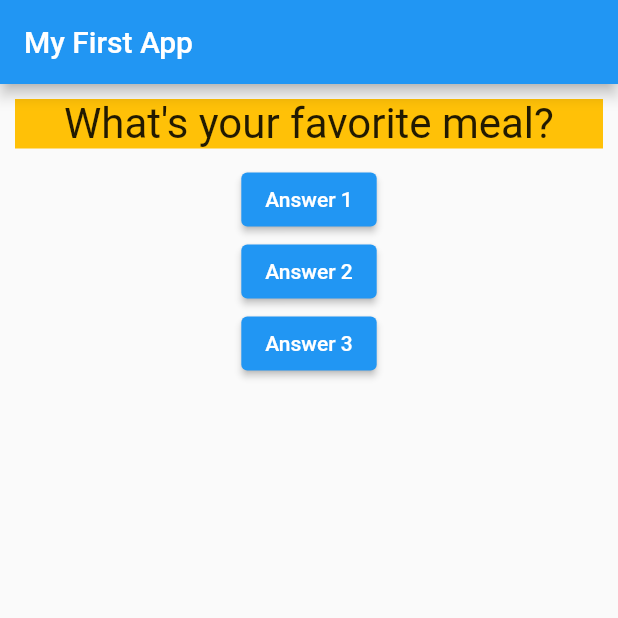
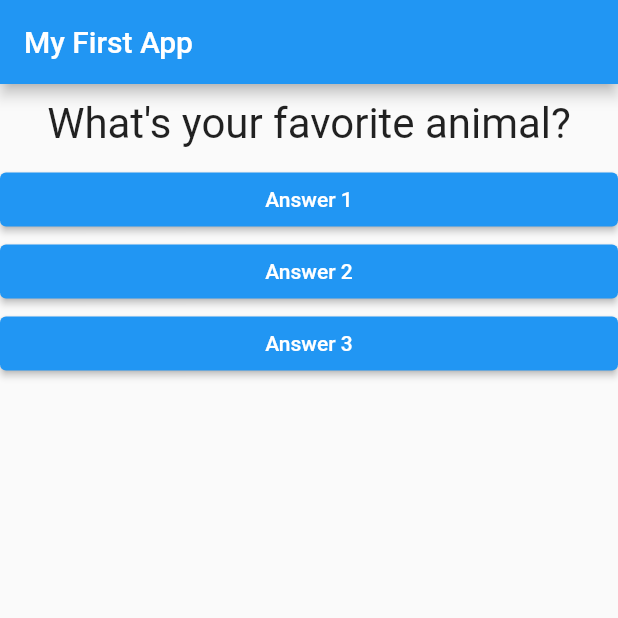
Before and after one commit to saurabhmirajkar/quiz, a Flutter app: the screen it shows after launch, after a tap on "Answer 1", on a phone screen of 412 x 824 dp, the top half of it. Run offline on Flutter 3.47's test engine with Material 2 defaults, Android fonts, the phone set to English and light mode, and no system bars.

Commit message:
added answer

```diff
--- /dev/null
+++ b/lib/answer.dart
@@ -0,0 +1,19 @@
+import 'package:flutter/material.dart';
+
+class Answer extends StatelessWidget {
+  final String answerText;
+  final VoidCallback selectHandler;
+
+  Answer(this.answerText, this.selectHandler);
+
+  @override
+  Widget build(BuildContext context) {
+    return Container(
+      width: double.infinity,
+      child: ElevatedButton(
+        onPressed: selectHandler,
+        child: Text(answerText),
+      ),
+    );
+  }
+}
--- a/lib/main.dart
+++ b/lib/main.dart
@@ -1,5 +1,6 @@
 import 'package:flutter/material.dart';
-import './question.dart';
+import 'answer.dart';
+import 'question.dart';
 
 void main() => runApp(_MyApp());
 
@@ -11,7 +12,7 @@ class _MyApp extends StatefulWidget {
 class _MyAppState extends State<_MyApp> {
   var _questions = [
     'What\'s your favorite color?',
-    'What\'s your favorite meal?'
+    'What\'s your favorite animal?'
   ];
 
   var _questionIndex = 0;
@@ -33,18 +34,9 @@ class _MyAppState extends State<_MyApp> {
         body: Column(
           children: [
             Question(_questions[_questionIndex]),
-            ElevatedButton(
-              onPressed: answerQuestion,
-              child: Text('Answer 1'),
-            ),
-            ElevatedButton(
-              onPressed: answerQuestion,
-              child: Text('Answer 2'),
-            ),
-            ElevatedButton(
-              onPressed: answerQuestion,
-              child: Text('Answer 3'),
-            ),
+            Answer('Answer 1', answerQuestion),
+            Answer('Answer 2', answerQuestion),
+            Answer('Answer 3', answerQuestion),
           ],
         ),
       ),
--- a/lib/question.dart
+++ b/lib/question.dart
@@ -8,7 +8,7 @@ class Question extends StatelessWidget {
   @override
   Widget build(BuildContext context) {
     return Container(
-      color: Colors.amber,
+      // color: Colors.amber,
       width: double.infinity,
       margin: EdgeInsets.all(10.0),
       child: Text(
```
